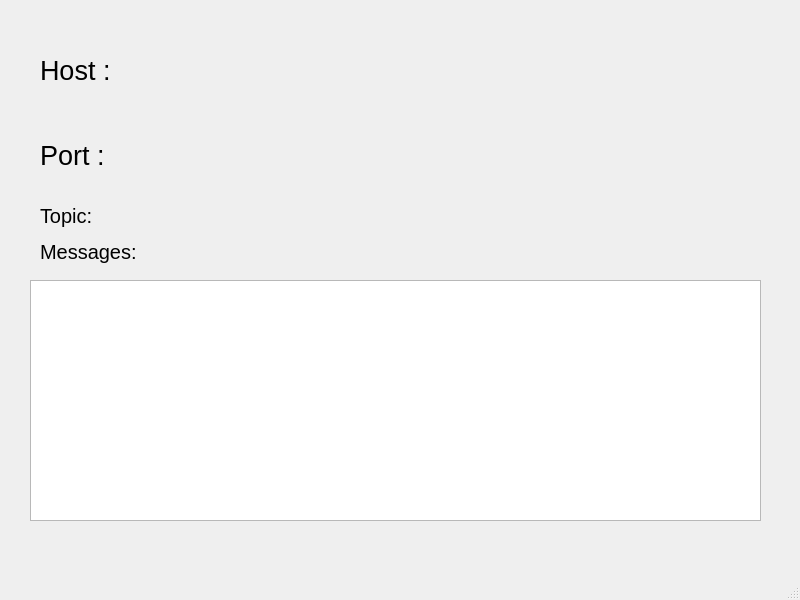
First picture: the form in PyQt/mqttClient/ui_mainwindow.ui, repository KMS-TEAM/Training_Project, before the edit.
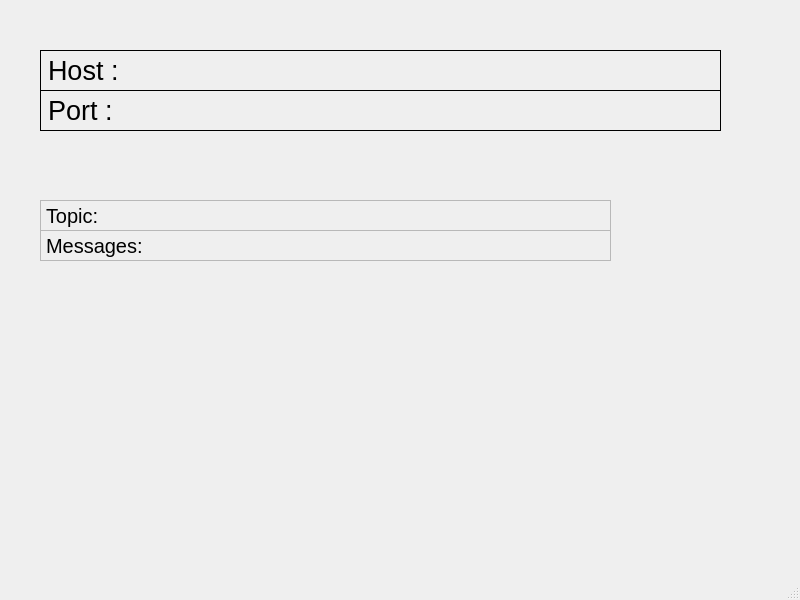
Second picture: the form after the edit.

Diff of the .ui file:
```diff
--- a/PyQt/mqttClient/ui_mainwindow.ui
+++ b/PyQt/mqttClient/ui_mainwindow.ui
@@ -33,6 +33,9 @@
       <pointsize>20</pointsize>
      </font>
     </property>
+    <property name="frameShape">
+     <enum>QFrame::Box</enum>
+    </property>
     <property name="text">
      <string>Host :</string>
     </property>
@@ -41,9 +44,9 @@
     <property name="geometry">
      <rect>
       <x>40</x>
-      <y>130</y>
-      <width>691</width>
-      <height>51</height>
+      <y>90</y>
+      <width>681</width>
+      <height>41</height>
      </rect>
     </property>
     <property name="font">
@@ -51,26 +54,19 @@
       <pointsize>20</pointsize>
      </font>
     </property>
+    <property name="frameShape">
+     <enum>QFrame::Box</enum>
+    </property>
     <property name="text">
      <string>Port :</string>
     </property>
    </widget>
-   <widget class="QTextBrowser" name="textBrowser">
-    <property name="geometry">
-     <rect>
-      <x>30</x>
-      <y>280</y>
-      <width>731</width>
-      <height>241</height>
-     </rect>
-    </property>
-   </widget>
    <widget class="QLabel" name="label_3">
     <property name="geometry">
      <rect>
       <x>40</x>
       <y>200</y>
-      <width>491</width>
+      <width>571</width>
       <height>31</height>
      </rect>
     </property>
@@ -79,6 +75,9 @@
       <pointsize>15</pointsize>
      </font>
     </property>
+    <property name="frameShape">
+     <enum>QFrame::StyledPanel</enum>
+    </property>
     <property name="text">
      <string>Topic: </string>
     </property>
@@ -87,8 +86,8 @@
     <property name="geometry">
      <rect>
       <x>40</x>
-      <y>236</y>
-      <width>101</width>
+      <y>230</y>
+      <width>571</width>
       <height>31</height>
      </rect>
     </property>
@@ -97,6 +96,9 @@
       <pointsize>15</pointsize>
      </font>
     </property>
+    <property name="frameShape">
+     <enum>QFrame::StyledPanel</enum>
+    </property>
     <property name="text">
      <string>Messages: </string>
     </property>
```
